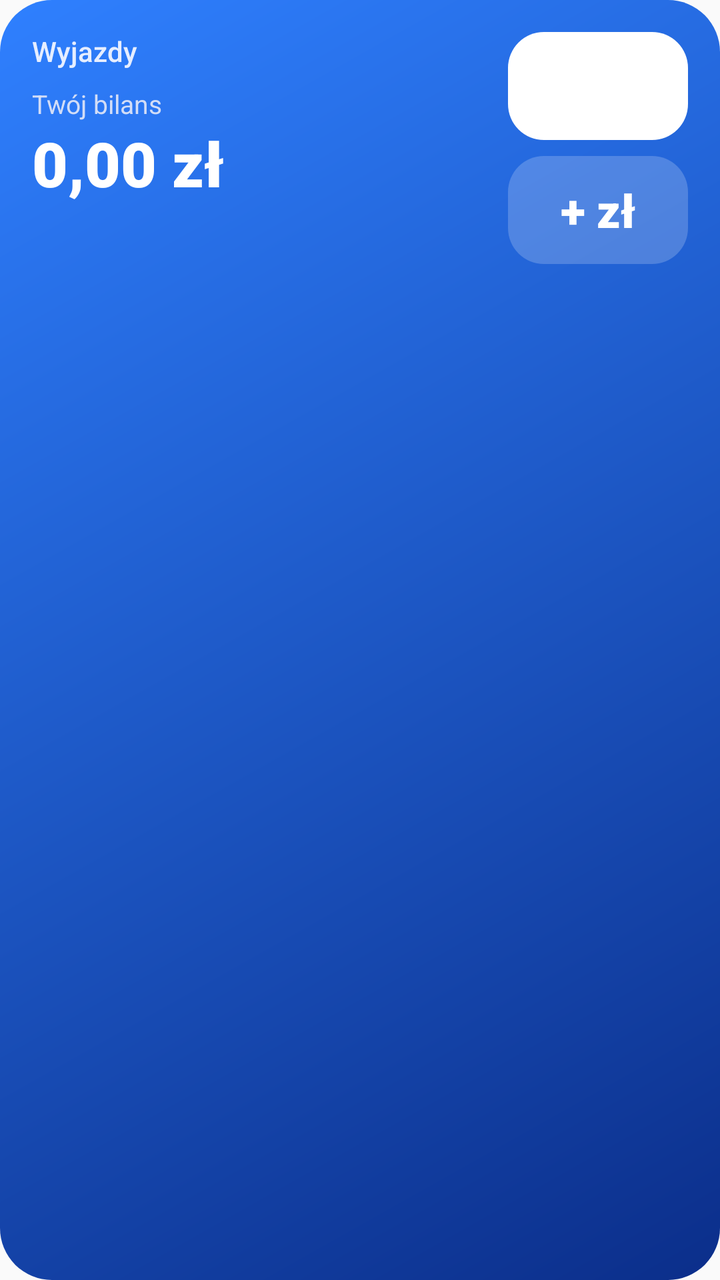
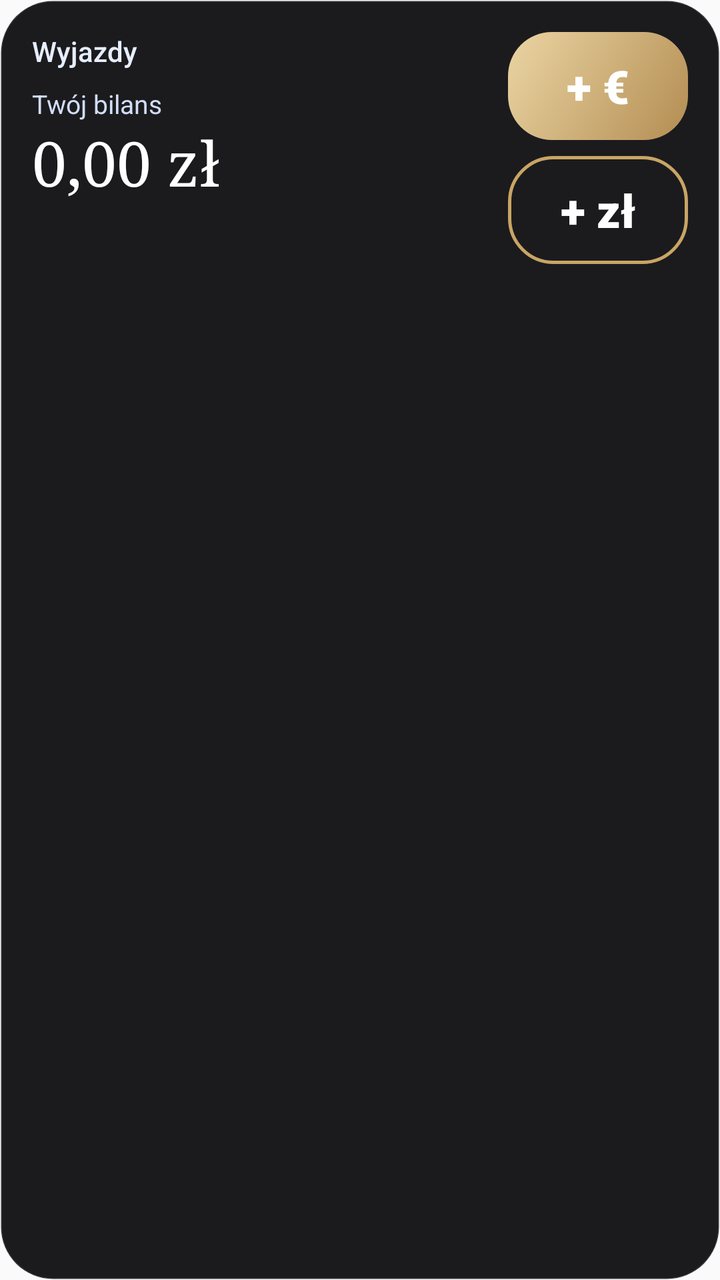

Compare the two renders of this Android layout. The source of the first and the diff that turns it into the second are given below.
<!-- AndroidManifest.xml: application theme AppTheme -->
<!-- res/layout/widget_balance.xml -->
<?xml version="1.0" encoding="utf-8"?>
<LinearLayout xmlns:android="http://schemas.android.com/apk/res/android"
    android:id="@+id/widget_root" android:layout_width="match_parent" android:layout_height="match_parent"
    android:orientation="vertical" android:padding="16dp" android:background="@drawable/wbg_blue">

    <LinearLayout android:layout_width="match_parent" android:layout_height="wrap_content" android:orientation="horizontal">
        <LinearLayout android:layout_width="0dp" android:layout_height="wrap_content" android:layout_weight="1" android:orientation="vertical">
            <TextView android:id="@+id/trip_title" android:layout_width="wrap_content" android:layout_height="wrap_content"
                android:text="Wyjazdy" android:textColor="#E6EEFF" android:textSize="14sp" android:fontFamily="sans-serif-medium"
                android:maxLines="1" android:ellipsize="end" />
            <TextView android:id="@+id/balance_label" android:layout_width="wrap_content" android:layout_height="wrap_content"
                android:layout_marginTop="8dp" android:text="Twój bilans" android:textColor="#D2DDF7" android:textSize="13sp" />
            <TextView android:id="@+id/balance_value" android:layout_width="wrap_content" android:layout_height="wrap_content"
                android:text="0,00 zł" android:textColor="#FFFFFF" android:textSize="31sp" android:fontFamily="sans-serif-black" android:maxLines="1" />
            <TextView android:id="@+id/balance_hint" android:layout_width="wrap_content" android:layout_height="wrap_content"
                android:textColor="#D2DDF7" android:textSize="13sp" android:maxLines="2" />
        </LinearLayout>
        <LinearLayout android:id="@+id/buttons" android:layout_width="wrap_content" android:layout_height="wrap_content"
            android:layout_marginStart="12dp" android:orientation="vertical">
            <TextView android:id="@+id/btn_foreign" android:layout_width="90dp" android:layout_height="54dp" android:gravity="center"
                android:text="+ €" android:textSize="23sp" android:fontFamily="sans-serif-black" android:textColor="#FFFFFF"
                android:background="@drawable/wbtn_white" />
            <TextView android:id="@+id/btn_pln" android:layout_width="90dp" android:layout_height="54dp" android:layout_marginTop="8dp"
                android:gravity="center" android:text="+ zł" android:textSize="23sp" android:fontFamily="sans-serif-black"
                android:textColor="#FFFFFF" android:background="@drawable/wbtn_glass" />
        </LinearLayout>
    </LinearLayout>

    <LinearLayout android:id="@+id/row1" android:layout_width="match_parent" android:layout_height="wrap_content" android:layout_marginTop="12dp" android:orientation="horizontal">
        <TextView android:id="@+id/row1_title" android:layout_width="0dp" android:layout_height="wrap_content" android:layout_weight="1" android:textColor="#FFFFFF" android:textSize="14sp" android:maxLines="1" android:ellipsize="end" />
        <TextView android:id="@+id/row1_amount" android:layout_width="wrap_content" android:layout_height="wrap_content" android:layout_marginStart="10dp" android:textColor="#FFFFFF" android:textSize="14sp" android:fontFamily="sans-serif-medium" android:maxLines="1" />
    </LinearLayout>
    <LinearLayout android:id="@+id/row2" android:layout_width="match_parent" android:layout_height="wrap_content" android:layout_marginTop="6dp" android:orientation="horizontal">
        <TextView android:id="@+id/row2_title" android:layout_width="0dp" android:layout_height="wrap_content" android:layout_weight="1" android:textColor="#FFFFFF" android:textSize="14sp" android:maxLines="1" android:ellipsize="end" />
        <TextView android:id="@+id/row2_amount" android:layout_width="wrap_content" android:layout_height="wrap_content" android:layout_marginStart="10dp" android:textColor="#FFFFFF" android:textSize="14sp" android:fontFamily="sans-serif-medium" android:maxLines="1" />
    </LinearLayout>
    <LinearLayout android:id="@+id/row3" android:layout_width="match_parent" android:layout_height="wrap_content" android:layout_marginTop="6dp" android:orientation="horizontal">
        <TextView android:id="@+id/row3_title" android:layout_width="0dp" android:layout_height="wrap_content" android:layout_weight="1" android:textColor="#FFFFFF" android:textSize="14sp" android:maxLines="1" android:ellipsize="end" />
        <TextView android:id="@+id/row3_amount" android:layout_width="wrap_content" android:layout_height="wrap_content" android:layout_marginStart="10dp" android:textColor="#FFFFFF" android:textSize="14sp" android:fontFamily="sans-serif-medium" android:maxLines="1" />
    </LinearLayout>
</LinearLayout>
<!-- resources referenced by this layout -->
<resources>
  <!-- drawable wbg_blue (drawable) -->
  <?xml version="1.0" encoding="utf-8"?>
  <shape xmlns:android="http://schemas.android.com/apk/res/android" android:shape="rectangle">
      <gradient android:angle="315" android:startColor="#2F80FF" android:endColor="#0B2E8A" />
      <corners android:radius="26dp" />
  </shape>
  <!-- drawable wbtn_glass (drawable) -->
  <?xml version="1.0" encoding="utf-8"?>
  <shape xmlns:android="http://schemas.android.com/apk/res/android" android:shape="rectangle">
      <solid android:color="#33FFFFFF" />
      
      <corners android:radius="18dp" />
  </shape>
  <!-- drawable wbtn_white (drawable) -->
  <?xml version="1.0" encoding="utf-8"?>
  <shape xmlns:android="http://schemas.android.com/apk/res/android" android:shape="rectangle">
      <solid android:color="#FFFFFF" />
      
      <corners android:radius="18dp" />
  </shape>
  <style name="AppTheme" parent="Theme.AppCompat.DayNight.NoActionBar">
          <item name="colorPrimary">@color/colorPrimary</item>
          <item name="colorPrimaryDark">@color/colorPrimaryDark</item>
          <item name="colorAccent">@color/colorAccent</item>
      </style>
  <color name="colorPrimary">#2457F5</color>
  <color name="colorPrimaryDark">#1A3FB8</color>
  <color name="colorAccent">#FF8A3D</color>
</resources>

<!-- the commit's change to res/layout/widget_balance.xml (unified diff, before → after) -->
@@ -1,7 +1,7 @@
 <?xml version="1.0" encoding="utf-8"?>
 <LinearLayout xmlns:android="http://schemas.android.com/apk/res/android"
     android:id="@+id/widget_root" android:layout_width="match_parent" android:layout_height="match_parent"
-    android:orientation="vertical" android:padding="16dp" android:background="@drawable/wbg_blue">
+    android:orientation="vertical" android:padding="16dp" android:background="@drawable/wbg_dark">
 
     <LinearLayout android:layout_width="match_parent" android:layout_height="wrap_content" android:orientation="horizontal">
         <LinearLayout android:layout_width="0dp" android:layout_height="wrap_content" android:layout_weight="1" android:orientation="vertical">
@@ -11,7 +11,7 @@
             <TextView android:id="@+id/balance_label" android:layout_width="wrap_content" android:layout_height="wrap_content"
                 android:layout_marginTop="8dp" android:text="Twój bilans" android:textColor="#D2DDF7" android:textSize="13sp" />
             <TextView android:id="@+id/balance_value" android:layout_width="wrap_content" android:layout_height="wrap_content"
-                android:text="0,00 zł" android:textColor="#FFFFFF" android:textSize="31sp" android:fontFamily="sans-serif-black" android:maxLines="1" />
+                android:text="0,00 zł" android:textColor="#FFFFFF" android:textSize="31sp" android:fontFamily="serif" android:maxLines="1" />
             <TextView android:id="@+id/balance_hint" android:layout_width="wrap_content" android:layout_height="wrap_content"
                 android:textColor="#D2DDF7" android:textSize="13sp" android:maxLines="2" />
         </LinearLayout>
@@ -19,10 +19,10 @@
             android:layout_marginStart="12dp" android:orientation="vertical">
             <TextView android:id="@+id/btn_foreign" android:layout_width="90dp" android:layout_height="54dp" android:gravity="center"
                 android:text="+ €" android:textSize="23sp" android:fontFamily="sans-serif-black" android:textColor="#FFFFFF"
-                android:background="@drawable/wbtn_white" />
+                android:background="@drawable/wbtn_gold" />
             <TextView android:id="@+id/btn_pln" android:layout_width="90dp" android:layout_height="54dp" android:layout_marginTop="8dp"
                 android:gravity="center" android:text="+ zł" android:textSize="23sp" android:fontFamily="sans-serif-black"
-                android:textColor="#FFFFFF" android:background="@drawable/wbtn_glass" />
+                android:textColor="#FFFFFF" android:background="@drawable/wbtn_goldline" />
         </LinearLayout>
     </LinearLayout>
 
<!-- resource entries referenced after the edit -->
@@ -1,24 +1,24 @@
 <!-- resources referenced by this layout -->
 <resources>
-  <!-- drawable wbg_blue (drawable) -->
+  <!-- drawable wbg_dark (drawable) -->
   <?xml version="1.0" encoding="utf-8"?>
   <shape xmlns:android="http://schemas.android.com/apk/res/android" android:shape="rectangle">
-      <gradient android:angle="315" android:startColor="#2F80FF" android:endColor="#0B2E8A" />
-      <corners android:radius="26dp" />
+      <solid android:color="#F5121215"/>
+      <stroke android:width="1dp" android:color="#22FFFFFF"/>
+      <corners android:radius="26dp"/>
   </shape>
-  <!-- drawable wbtn_glass (drawable) -->
+  <!-- drawable wbtn_gold (drawable) -->
   <?xml version="1.0" encoding="utf-8"?>
   <shape xmlns:android="http://schemas.android.com/apk/res/android" android:shape="rectangle">
-      <solid android:color="#33FFFFFF" />
-      
-      <corners android:radius="18dp" />
+      <gradient android:startColor="#EBD5A4" android:endColor="#B38D52" android:angle="315"/>
+      <corners android:radius="22dp"/>
   </shape>
-  <!-- drawable wbtn_white (drawable) -->
+  <!-- drawable wbtn_goldline (drawable) -->
   <?xml version="1.0" encoding="utf-8"?>
   <shape xmlns:android="http://schemas.android.com/apk/res/android" android:shape="rectangle">
-      <solid android:color="#FFFFFF" />
-      
-      <corners android:radius="18dp" />
+      <solid android:color="#00000000"/>
+      <stroke android:width="1.5dp" android:color="#C9A564"/>
+      <corners android:radius="22dp"/>
   </shape>
   <style name="AppTheme" parent="Theme.AppCompat.DayNight.NoActionBar">
           <item name="colorPrimary">@color/colorPrimary</item>
